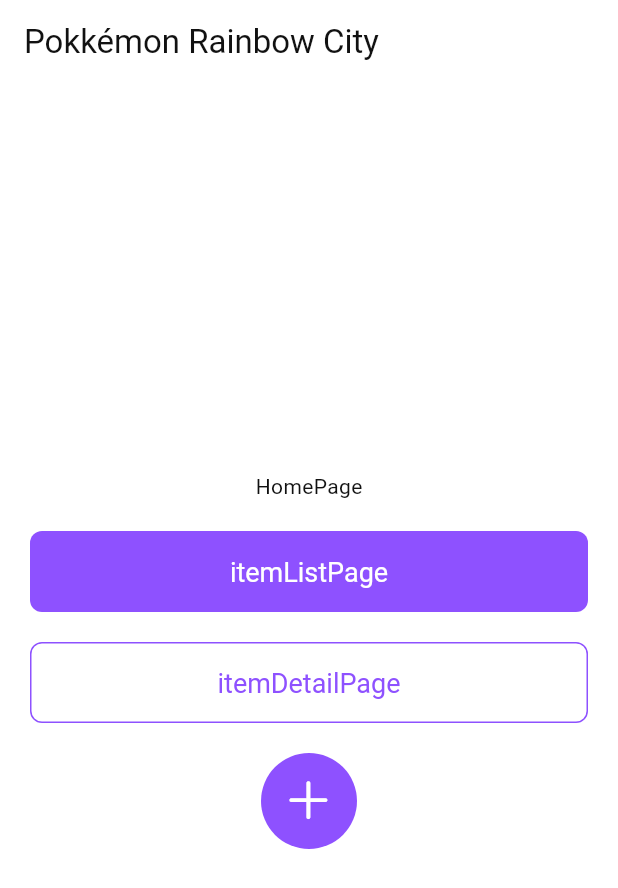
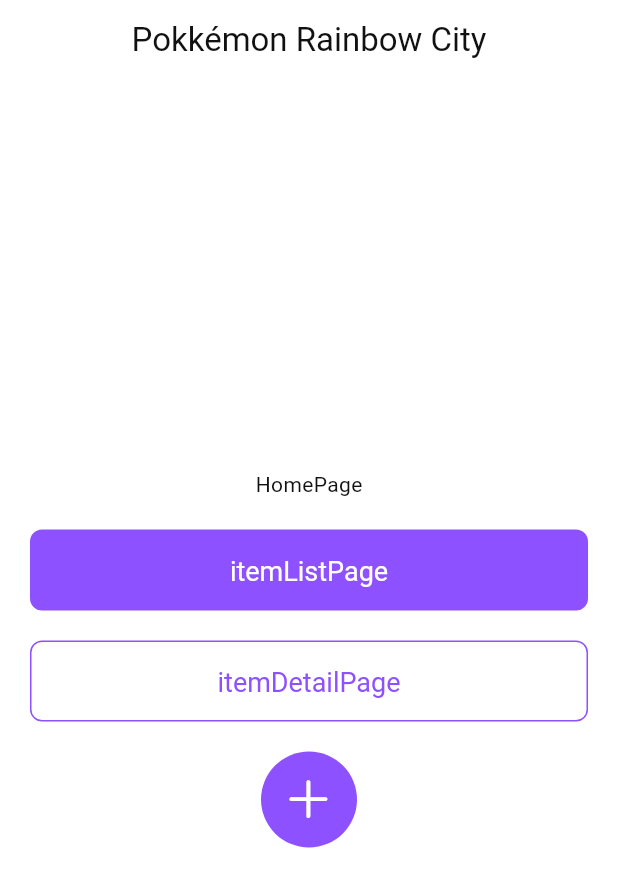
Before and after one commit to WinningBean/pokemon_rainbow_city_app, a Flutter app: the screen it shows after launch, on a phone screen of 412 x 824 dp. Shown: the top 888 px of the screen. Run offline on Flutter 3.47's test engine with Material 3 defaults, Android fonts, the phone set to English and light mode, and no system bars; our stand-ins replace flutter_riverpod, go_router; generated files the repository leaves out were written again; Roboto replaces fonts that are missing (PFStardust).

Commit message:
✨ feat: 기본 AppBar(BaseAppBar) 위젯 추가 및 공통 스타일 정의

```diff
--- /dev/null
+++ b/lib/common/widgets/base_app_bar.dart
@@ -0,0 +1,52 @@
+import 'package:flutter/material.dart';
+import 'package:pokemon_rainbow_city_app/core/icons/custom_icons.dart';
+
+/// 기본 AppBar 위젯
+/// 앱 전반에서 일관된 스타일을 제공하는 AppBar
+/// title, actions, leading 아이콘 등을 커스터마이즈할 수 있음
+class BaseAppBar extends StatelessWidget implements PreferredSizeWidget {
+  final String? title;
+  final List<Widget>? actions;
+  final bool centerTitle;
+  final bool automaticallyImplyLeading;
+  final EdgeInsetsGeometry contentPadding;
+  final double iconSize;
+  final Color? backgroundColor;
+
+  const BaseAppBar({
+    super.key,
+    this.title,
+    this.actions,
+    this.centerTitle = true,
+    this.automaticallyImplyLeading = true,
+    this.contentPadding = const EdgeInsets.symmetric(horizontal: 16.0),
+    this.iconSize = 24.0,
+    this.backgroundColor,
+  });
+
+  @override
+  Widget build(BuildContext context) {
+    return Padding(
+      padding: contentPadding,
+      child: AppBar(
+        title: title != null ? Text(title!) : null,
+        centerTitle: centerTitle,
+        automaticallyImplyLeading: automaticallyImplyLeading,
+        leading: automaticallyImplyLeading && Navigator.canPop(context)
+            ? IconButton(
+                icon: const Icon(CustomIcons.chevronLeft),
+                onPressed: () => Navigator.of(context).maybePop(),
+              )
+            : null,
+        actions: actions,
+        backgroundColor: backgroundColor ?? Theme.of(context).colorScheme.surface,
+        iconTheme: IconThemeData(size: iconSize),
+        titleTextStyle: Theme.of(context).textTheme.titleLarge,
+        elevation: 0,
+      ),
+    );
+  }
+
+  @override
+  Size get preferredSize => const Size.fromHeight(54.0);
+}
--- a/lib/features/home/home_page.dart
+++ b/lib/features/home/home_page.dart
@@ -1,5 +1,6 @@
 import 'package:flutter/material.dart';
 import 'package:go_router/go_router.dart';
+import 'package:pokemon_rainbow_city_app/common/widgets/base_app_bar.dart';
 import 'package:pokemon_rainbow_city_app/common/widgets/button/app_filled_button.dart';
 import 'package:pokemon_rainbow_city_app/common/widgets/button/app_floating_action_button.dart';
 import 'package:pokemon_rainbow_city_app/common/widgets/button/app_outlined_button.dart';
@@ -16,7 +17,7 @@
     final local = AppLocalizations.of(context)!;
 
     return Scaffold(
-      appBar: AppBar(title: Text(local.appTitle)),
+      appBar: BaseAppBar(title: local.appTitle),
       body: Padding(
         padding: const EdgeInsets.all(20),
         child: Column(
--- a/lib/features/item/itemAdd/item_add_page.dart
+++ b/lib/features/item/itemAdd/item_add_page.dart
@@ -1,4 +1,5 @@
 import 'package:flutter/material.dart';
+import 'package:pokemon_rainbow_city_app/common/widgets/base_app_bar.dart';
 import 'package:pokemon_rainbow_city_app/l10n/app_localizations.dart';
 
 class ItemAddlPage extends StatelessWidget {
@@ -9,7 +10,7 @@
     final local = AppLocalizations.of(context)!;
 
     return Scaffold(
-      appBar: AppBar(title: Text(local.appTitle)),
+      appBar: BaseAppBar(title: local.appTitle),
       body: Center(child: Text('ItemAddlPage')),
     );
   }
--- a/lib/features/item/itemDetail/item_detail_page.dart
+++ b/lib/features/item/itemDetail/item_detail_page.dart
@@ -1,4 +1,6 @@
 import 'package:flutter/material.dart';
+import 'package:pokemon_rainbow_city_app/common/widgets/base_app_bar.dart';
+import 'package:pokemon_rainbow_city_app/core/icons/custom_icons.dart';
 import 'package:pokemon_rainbow_city_app/l10n/app_localizations.dart';
 
 class ItemDetailPage extends StatelessWidget {
@@ -11,7 +13,7 @@
     final local = AppLocalizations.of(context)!;
 
     return Scaffold(
-      appBar: AppBar(title: Text(local.appTitle)),
+      appBar: BaseAppBar(actions: [Icon(CustomIcons.truck)]),
       body: Center(child: Text('ItemDetailPage: $itemId')),
     );
   }
--- a/lib/features/item/itemList/item_list_page.dart
+++ b/lib/features/item/itemList/item_list_page.dart
@@ -1,5 +1,6 @@
 import 'package:flutter/material.dart';
 import 'package:flutter_riverpod/flutter_riverpod.dart';
+import 'package:pokemon_rainbow_city_app/common/widgets/base_app_bar.dart';
 import 'package:pokemon_rainbow_city_app/features/item/providers/item_providers.dart';
 import 'package:pokemon_rainbow_city_app/l10n/app_localizations.dart';
 
@@ -12,7 +13,7 @@
     final items = ref.watch(itemListProvider);
 
     return Scaffold(
-      appBar: AppBar(title: Text(local.appTitle)),
+      appBar: BaseAppBar(title: local.appTitle),
       body: ListView(children: items.map((item) => Text(item.name)).toList()),
     );
   }
```
